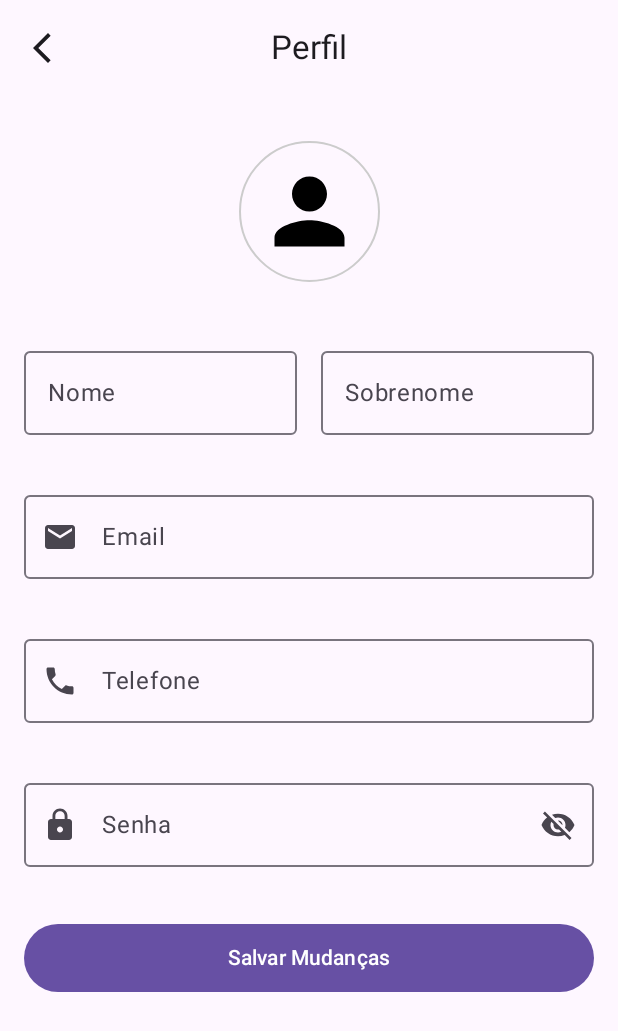
After one commit to Gian-f/jetpack-test, an Android app built with Jetpack Compose: the ProfileScreen screen opened through its navigation route, on a phone screen of 412 x 824 dp. The commit adds this screen. Shown: the top 1031 px of the screen. Run offline under Robolectric (Android 15) with nearby library versions, the phone set to English and light mode, and no system bars.

Commit message:
feature: add profileScreen

```diff
--- a/app/src/main/java/com/br/jetpacktest/ui/routes/Navigation.kt
+++ b/app/src/main/java/com/br/jetpacktest/ui/routes/Navigation.kt
@@ -8,6 +8,7 @@ import com.br.jetpacktest.ui.screens.HomeScreen
 import com.br.jetpacktest.ui.screens.LoginScreen
 import com.br.jetpacktest.ui.screens.NotificationsScreen
 import com.br.jetpacktest.ui.screens.OrdersScreen
+import com.br.jetpacktest.ui.screens.ProfileScreen
 import com.br.jetpacktest.ui.screens.SettingsScreen
 
 
@@ -33,5 +34,8 @@ fun Navigation() {
         composable(Screen.Orders.route) {
             OrdersScreen(navController)
         }
+        composable(Screen.Profile.route) {
+            ProfileScreen(navController)
+        }
     }
 }
--- a/app/src/main/java/com/br/jetpacktest/ui/screens/HomeScreen.kt
+++ b/app/src/main/java/com/br/jetpacktest/ui/screens/HomeScreen.kt
@@ -110,7 +110,7 @@ private fun HomeContent(navController: NavHostController) {
             ModalDrawerSheet(modifier = Modifier.width(300.dp)) {
                 LazyColumn {
                     item {
-                        DrawerHeader(openDialog)
+                        DrawerHeader(openDialog, navController)
                         items.forEachIndexed { index, item ->
                             NavigationDrawerItem(
                                 modifier = Modifier.padding(NavigationDrawerItemDefaults.ItemPadding),
@@ -165,7 +165,7 @@ private fun HomeContent(navController: NavHostController) {
 }
 
 @Composable
-private fun DrawerHeader(openDialog: MutableState<Boolean>) {
+private fun DrawerHeader(openDialog: MutableState<Boolean>, navController: NavHostController) {
     Box(
         modifier = Modifier
             .fillMaxWidth()
@@ -183,7 +183,9 @@ private fun DrawerHeader(openDialog: MutableState<Boolean>) {
                         CircleShape
                     )
                     .padding(12.dp)
-                    .size(70.dp, 70.dp),
+                    .size(70.dp, 70.dp)
+                    .clip(CircleShape)
+                    .clickable { navController.navigate(Screen.Profile.route) },
                 imageVector = Icons.Default.Person,
                 contentDescription = "Person",
             )
@@ -401,7 +403,9 @@ private fun PageContent(
                     }
                     Row(
                         horizontalArrangement = Arrangement.Center,
-                        modifier = Modifier.fillMaxWidth().padding(16.dp)
+                        modifier = Modifier
+                            .fillMaxWidth()
+                            .padding(16.dp)
                     ) {
                         HorizontalPager(
                             state = productsPager,
--- /dev/null
+++ b/app/src/main/java/com/br/jetpacktest/ui/screens/ProfileScreen.kt
@@ -0,0 +1,260 @@
+package com.br.jetpacktest.ui.screens
+
+import androidx.compose.foundation.Image
+import androidx.compose.foundation.border
+import androidx.compose.foundation.layout.Arrangement
+import androidx.compose.foundation.layout.Column
+import androidx.compose.foundation.layout.Row
+import androidx.compose.foundation.layout.Spacer
+import androidx.compose.foundation.layout.fillMaxSize
+import androidx.compose.foundation.layout.fillMaxWidth
+import androidx.compose.foundation.layout.height
+import androidx.compose.foundation.layout.padding
+import androidx.compose.foundation.layout.size
+import androidx.compose.foundation.shape.CircleShape
+import androidx.compose.foundation.text.KeyboardOptions
+import androidx.compose.material.icons.Icons
+import androidx.compose.material.icons.filled.ArrowBackIosNew
+import androidx.compose.material.icons.filled.Clear
+import androidx.compose.material.icons.filled.Email
+import androidx.compose.material.icons.filled.Lock
+import androidx.compose.material.icons.filled.Person
+import androidx.compose.material.icons.filled.Phone
+import androidx.compose.material.icons.filled.Visibility
+import androidx.compose.material.icons.filled.VisibilityOff
+import androidx.compose.material3.Button
+import androidx.compose.material3.CenterAlignedTopAppBar
+import androidx.compose.material3.ExperimentalMaterial3Api
+import androidx.compose.material3.Icon
+import androidx.compose.material3.IconButton
+import androidx.compose.material3.OutlinedTextField
+import androidx.compose.material3.Scaffold
+import androidx.compose.material3.Text
+import androidx.compose.runtime.Composable
+import androidx.compose.runtime.getValue
+import androidx.compose.runtime.mutableStateOf
+import androidx.compose.runtime.remember
+import androidx.compose.runtime.setValue
+import androidx.compose.ui.Alignment
+import androidx.compose.ui.ExperimentalComposeUiApi
+import androidx.compose.ui.Modifier
+import androidx.compose.ui.graphics.Color
+import androidx.compose.ui.layout.ContentScale
+import androidx.compose.ui.platform.LocalSoftwareKeyboardController
+import androidx.compose.ui.text.input.ImeAction
+import androidx.compose.ui.text.input.KeyboardType
+import androidx.compose.ui.text.input.PasswordVisualTransformation
+import androidx.compose.ui.text.input.VisualTransformation
+import androidx.compose.ui.text.style.TextOverflow
+import androidx.compose.ui.unit.dp
+import androidx.navigation.NavController
+import com.br.jetpacktest.ui.routes.Screen
+
+@OptIn(ExperimentalMaterial3Api::class, ExperimentalComposeUiApi::class)
+@Composable
+fun ProfileScreen(navController: NavController) {
+    var firstName by remember { mutableStateOf("") }
+    var lastName by remember { mutableStateOf("") }
+    var email by remember { mutableStateOf("") }
+    var phone by remember { mutableStateOf("") }
+    var password by remember { mutableStateOf("") }
+    var isPasswordVisible by remember { mutableStateOf(false) }
+    val keyboardController = LocalSoftwareKeyboardController.current
+
+    Scaffold(
+        topBar = {
+            CenterAlignedTopAppBar(
+                title = {
+                    Text(
+                        text = Screen.Profile.title,
+                        maxLines = 1,
+                        overflow = TextOverflow.Ellipsis
+                    )
+                },
+                navigationIcon = {
+                    IconButton(
+                        onClick = { navController.navigate(Screen.Products.route) }
+                    ) {
+                        Icon(
+                            imageVector = Icons.Default.ArrowBackIosNew,
+                            contentDescription = "Go back"
+                        )
+                    }
+                },
+            )
+        },
+        content = { innerPadding ->
+            Column(
+                horizontalAlignment = Alignment.CenterHorizontally,
+                modifier = Modifier
+                    .fillMaxSize()
+                    .padding(innerPadding)
+            ) {
+                Spacer(modifier = Modifier.height(30.dp))
+                Row(
+                    verticalAlignment = Alignment.CenterVertically,
+                    horizontalArrangement = Arrangement.Center,
+                    modifier = Modifier.fillMaxWidth()
+                ) {
+                    // You can add an image here
+                    Image(
+                        imageVector = Icons.Default.Person,
+                        contentDescription = "Profile Picture",
+                        contentScale = ContentScale.Crop,
+                        modifier = Modifier
+                            .border(
+                                1.dp,
+                                Color.LightGray,
+                                CircleShape
+                            )
+                            .padding(12.dp)
+                            .size(70.dp, 70.dp)
+                    )
+                }
+                Spacer(modifier = Modifier.height(22.dp))
+
+                // TextField for First Name and Last Name
+                Row(
+                    modifier = Modifier
+                        .fillMaxWidth()
+                        .padding(16.dp)
+                ) {
+                    OutlinedTextField(
+                        value = firstName,
+                        onValueChange = { firstName = it },
+                        label = { Text("Nome") },
+                        modifier = Modifier
+                            .weight(1f)
+                            .padding(end = 8.dp),
+                        trailingIcon = {
+                            // Trailing Icon (if needed)
+                            if (firstName.isNotEmpty()) {
+                                IconButton(
+                                    onClick = { firstName = "" }
+                                ) {
+                                    Icon(
+                                        imageVector = Icons.Default.Clear,
+                                        contentDescription = "Clear"
+                                    )
+                                }
+                            }
+                        }
+                    )
+                    OutlinedTextField(
+                        value = lastName,
+                        onValueChange = { lastName = it },
+                        label = { Text("Sobrenome") },
+                        modifier = Modifier
+                            .weight(1f)
+                            .padding(start = 8.dp),
+                        trailingIcon = {
+                            // Trailing Icon (if needed)
+                            if (lastName.isNotEmpty()) {
+                                IconButton(
+                                    onClick = { lastName = "" }
+                                ) {
+                                    Icon(
+                                        imageVector = Icons.Default.Clear,
+                                        contentDescription = "Clear"
+                                    )
+                                }
+                            }
+                        }
+                    )
+                }
+
+                // TextField for Email
+                OutlinedTextField(
+                    value = email,
+                    onValueChange = { newEmail ->
+                        email = newEmail
+                    },
+                    label = { Text("Email") },
+                    modifier = Modifier
+                        .fillMaxWidth()
+                        .padding(16.dp),
+                    leadingIcon = {
+                        Icon(
+                            imageVector = Icons.Default.Email,
+                            contentDescription = "Email"
+                        )
+                    },
+                    keyboardOptions = KeyboardOptions(
+                        keyboardType = KeyboardType.Email,
+                        imeAction = ImeAction.Done
+                    ),
+                )
+
+                // TextField for Phone
+                OutlinedTextField(
+                    value = phone,
+                    onValueChange = { newPhone ->
+                        phone = newPhone
+                    },
+                    label = { Text("Telefone") },
+                    leadingIcon = {
+                        Icon(
+                            imageVector = Icons.Default.Phone,
+                            contentDescription = "Telefone"
+                        )
+                    },
+                    modifier = Modifier
+                        .fillMaxWidth()
+                        .padding(16.dp),
+                    keyboardOptions = KeyboardOptions(
+                        keyboardType = KeyboardType.Number,
+                        imeAction = ImeAction.Done
+                    )
+                )
+
+                // TextField for Password
+                OutlinedTextField(
+                    value = password,
+                    onValueChange = { password = it },
+                    label = { Text("Senha") },
+                    modifier = Modifier
+                        .fillMaxWidth()
+                        .padding(16.dp),
+                    leadingIcon = {
+                        Icon(
+                            imageVector = Icons.Default.Lock,
+                            contentDescription = "Senha"
+                        )
+                    },
+                    trailingIcon = {
+                        IconButton(
+                            onClick = {
+                                isPasswordVisible = !isPasswordVisible
+                            }
+                        ) {
+                            Icon(
+                                imageVector = if (isPasswordVisible) {
+                                    Icons.Default.Visibility
+                                } else {
+                                    Icons.Default.VisibilityOff
+                                },
+                                contentDescription = "Toggle Password Visibility"
+                            )
+                        }
+                    },
+                    visualTransformation = if (isPasswordVisible) VisualTransformation.None else PasswordVisualTransformation()
+                )
+
+                Spacer(modifier = Modifier.height(22.dp))
+
+                Button(
+                    modifier = Modifier
+                        .fillMaxWidth()
+                        .height(45.dp)
+                        .padding(horizontal = 16.dp),
+                    onClick = {
+                        // Implementar a lógica para salvar as mudanças
+                        keyboardController?.hide()
+                    }
+                ) {
+                    Text(text = "Salvar Mudanças")
+                }
+            }
+        }
+    )
+}
```
